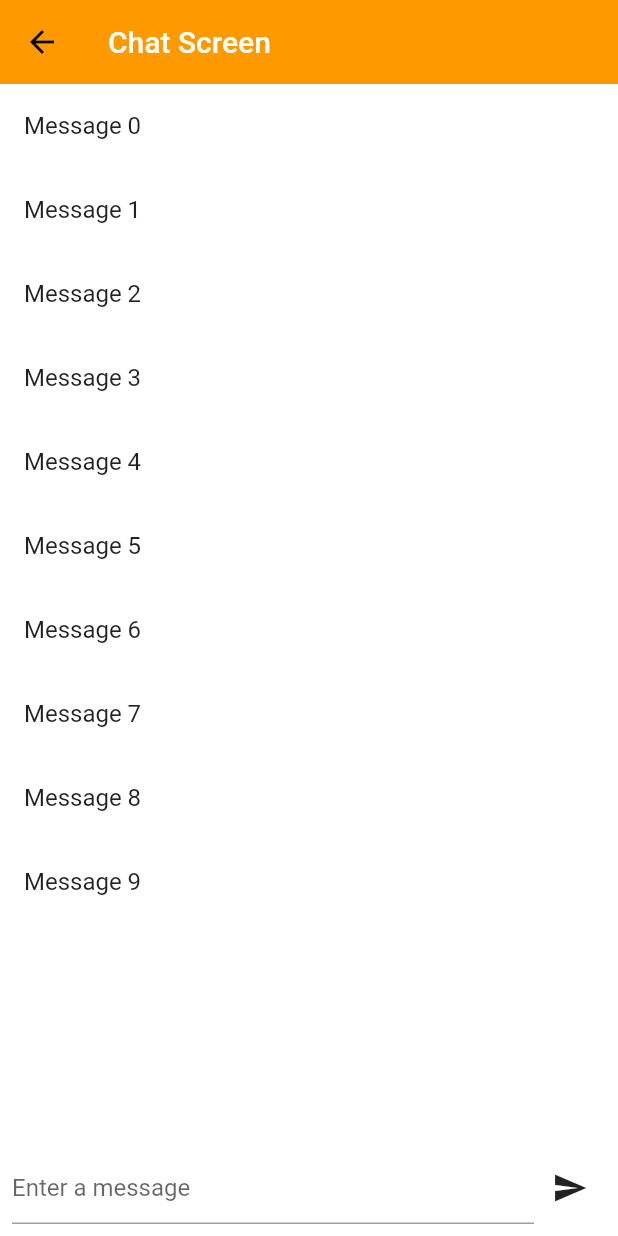
After one commit to vanvans03-def/kmutnb_project_merchant, a Flutter app: the ChatScreen screen opened by its route, on a phone screen of 412 x 824 dp. The commit adds this screen. Run offline on Flutter 3.47's test engine with Material 2 defaults, Android fonts, the phone set to English and light mode, and no system bars; our stand-ins replace badges, carousel_slider, charts_flutter, charts_flutter_new, dotted_border, file_picker and 5 more; missing offline and left inert: cloudinary_public, image_card, pay; accounts and stored records are empty; network calls fail.

Commit message:
create chat_screen

```diff
--- a/lib/features/admin/screens/admin_screen.dart
+++ b/lib/features/admin/screens/admin_screen.dart
@@ -43,6 +43,7 @@ class _AdminScreenState extends State<AdminScreen> {
   Widget build(BuildContext context) {
     final storeProvider = Provider.of<StoreProvider>(context, listen: false);
     final storeName = storeProvider.store.storeName;
+
     return Scaffold(
       appBar: PreferredSize(
         preferredSize: const Size.fromHeight(50),
--- a/lib/features/admin/screens/post_screen.dart
+++ b/lib/features/admin/screens/post_screen.dart
@@ -23,6 +23,7 @@ class _PostScreenState extends State<PostScreen> {
   @override
   void initState() {
     super.initState();
+
     fetchAllProducts();
   }
 
--- /dev/null
+++ b/lib/features/chat/screens/chat_screen.dart
@@ -0,0 +1,103 @@
+import 'package:flutter/material.dart';
+import 'package:kmutnb_project/constants/global_variables.dart';
+// ignore: library_prefixes
+import 'package:socket_io_client/socket_io_client.dart' as IO;
+
+class ChatScreen extends StatefulWidget {
+  static const String routeName = '/chat';
+  const ChatScreen({Key? key}) : super(key: key);
+
+  @override
+  _ChatScreenState createState() => _ChatScreenState();
+}
+
+class _ChatScreenState extends State<ChatScreen> {
+  late IO.Socket socket;
+  TextEditingController messageController = TextEditingController();
+
+  @override
+  void initState() {
+    super.initState();
+    // เชื่อมต่อกับเซิร์ฟเวอร์ Socket.IO
+    socket = IO.io(uri, <String, dynamic>{
+      'transports': ['websocket'],
+      'autoConnect': false,
+    });
+    // ตัวอย่างการตั้งค่า event listener
+    socket.on('connect', (_) {
+      // ignore: avoid_print
+      print('Connected to socket.io server');
+    });
+    socket.on('chat message', (data) {
+      // ignore: avoid_print
+      print('Received message: $data');
+    });
+    socket.connect(); // เชื่อมต่อกับเซิร์ฟเวอร์ Socket.IO
+  }
+
+  void sendMessage(String message) {
+    // ส่งข้อความผ่าน socket
+    socket.emit('chat message', message);
+    messageController.clear();
+  }
+
+  @override
+  void dispose() {
+    // ยกเลิกการเชื่อมต่อ socket เมื่อหน้าจอถูกทำลาย
+    socket.disconnect();
+    super.dispose();
+  }
+
+  @override
+  Widget build(BuildContext context) {
+    return Scaffold(
+      appBar: AppBar(
+        leading: IconButton(
+          icon: const Icon(Icons.arrow_back),
+          onPressed: () {
+            Navigator.pop(context);
+          },
+        ),
+        title: const Text('Chat Screen'),
+      ),
+      body: Column(
+        children: [
+          Expanded(
+            child: ListView.builder(
+              // แสดงรายการข้อความแชท
+              itemBuilder: (context, index) {
+                // TODO: ดึงข้อมูลข้อความแชทจากสถานะที่เก็บไว้ (เช่น List<String>)
+                // และแสดงผลในรูปแบบที่คุณต้องการ
+                return ListTile(
+                  title: Text('Message $index'),
+                );
+              },
+              itemCount: 10, // TODO: แก้ไขจำนวนรายการข้อความแชทที่แสดง
+            ),
+          ),
+          Padding(
+            padding: const EdgeInsets.all(8.0),
+            child: Row(
+              children: [
+                Expanded(
+                  child: TextField(
+                    controller: messageController,
+                    decoration: const InputDecoration(
+                      hintText: 'Enter a message',
+                    ),
+                  ),
+                ),
+                IconButton(
+                  onPressed: () {
+                    sendMessage(messageController.text);
+                  },
+                  icon: const Icon(Icons.send),
+                ),
+              ],
+            ),
+          ),
+        ],
+      ),
+    );
+  }
+}
--- a/lib/router.dart
+++ b/lib/router.dart
@@ -10,6 +10,7 @@ import 'package:kmutnb_project/models/product.dart';
 
 import 'features/admin/screens/add_products_screen.dart';
 import 'features/admin/screens/admin_screen.dart';
+import 'features/chat/screens/chat_screen.dart';
 import 'features/home/screens/home_screen.dart';
 import 'features/order_detail/screens/order_details.dart';
 import 'features/order_detail/screens/order_store_details.dart';
@@ -99,6 +100,11 @@ Route<dynamic> generateRoute(RouteSettings routeSettings) {
           order: order,
         ),
       );
+    case ChatScreen.routeName:
+      return MaterialPageRoute(
+        settings: routeSettings,
+        builder: (_) => const ChatScreen(),
+      );
     default:
       return MaterialPageRoute(
         settings: routeSettings,
```
Also changed, not shown: lib/features/home/screens/home_screen.dart (+13 -1 lines), lib/features/order_detail/screens/order_details.dart (+16 -2 lines), lib/models/chat.dart (added, +13 -0 lines), 2 other files.
